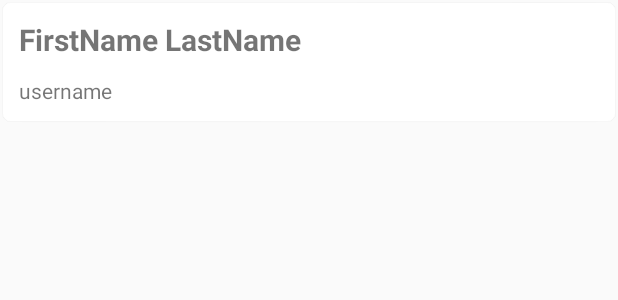
After one commit to JDWilson73/Buoy, an Android app: the layout friend_item_card.xml on its own in the app's theme, with its tools: preview values and no code run, on a phone screen of 412 x 824 dp. The commit adds this screen. Shown: the top 300 px of the screen. Run offline under Robolectric (Android 15) with nearby library versions, the phone set to English and light mode, and no system bars.

Commit message:
Updated RecyclerView (adapter, item card), pulled user data into friend list, Group worked together over teams

```diff
--- a/app/build.gradle
+++ b/app/build.gradle
@@ -27,6 +27,7 @@ dependencies {
     implementation 'androidx.appcompat:appcompat:1.2.0'
     implementation 'androidx.constraintlayout:constraintlayout:2.0.1'
     implementation 'androidx.recyclerview:recyclerview:1.1.0'
+    implementation 'androidx.cardview:cardview:1.0.0'
     testImplementation 'junit:junit:4.12'
     androidTestImplementation 'androidx.test.ext:junit:1.1.2'
     androidTestImplementation 'androidx.test.espresso:espresso-core:3.3.0'
--- a/app/src/main/java/edu/neu/madcourse/buoy/User.java
+++ b/app/src/main/java/edu/neu/madcourse/buoy/User.java
@@ -74,4 +74,6 @@ public class User {
     public void setTotalStickers(int totalStickers) {
         this.totalStickers = totalStickers;
     }
+
+
 }
--- /dev/null
+++ b/app/src/main/res/layout/friend_item_card.xml
@@ -0,0 +1,38 @@
+<?xml version="1.0" encoding="utf-8"?>
+<androidx.cardview.widget.CardView xmlns:android="http://schemas.android.com/apk/res/android"
+    xmlns:app="http://schemas.android.com/apk/res-auto"
+    android:layout_width="match_parent"
+    android:layout_height="wrap_content"
+    android:layout_margin="2dp"
+    app:cardCornerRadius="5dp">
+
+    <RelativeLayout
+        android:layout_width="match_parent"
+        android:layout_height="wrap_content"
+        android:layout_margin="5dp">
+
+        <TextView
+            android:id="@+id/full_name"
+            android:layout_width="wrap_content"
+            android:layout_height="wrap_content"
+            android:layout_marginStart="5dp"
+            android:layout_marginTop="5dp"
+            android:layout_marginEnd="5dp"
+            android:layout_marginBottom="5dp"
+            android:text="FirstName LastName"
+            android:textSize="20sp"
+            android:textStyle="bold" />
+
+        <TextView
+            android:id="@+id/username"
+            android:layout_width="wrap_content"
+            android:layout_height="wrap_content"
+            android:layout_below="@id/full_name"
+            android:layout_marginStart="5dp"
+            android:layout_marginTop="5dp"
+            android:layout_marginEnd="5dp"
+            android:layout_marginBottom="5dp"
+            android:text="username" />
+    </RelativeLayout>
+
+</androidx.cardview.widget.CardView>
```
Also changed, not shown: app/src/main/java/edu/neu/madcourse/buoy/FriendItemCard.java (added, +60 -0 lines), app/src/main/java/edu/neu/madcourse/buoy/StickerAdapter.java (added, +72 -0 lines), app/src/main/java/edu/neu/madcourse/buoy/StickerSendActivity.java (+72 -3 lines).
